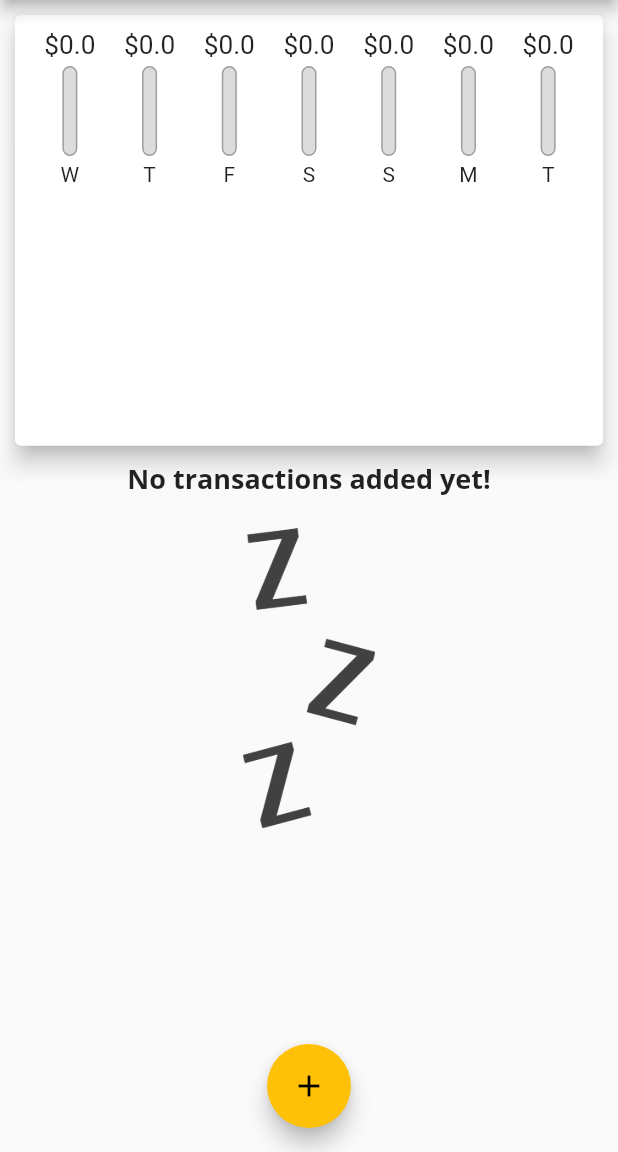
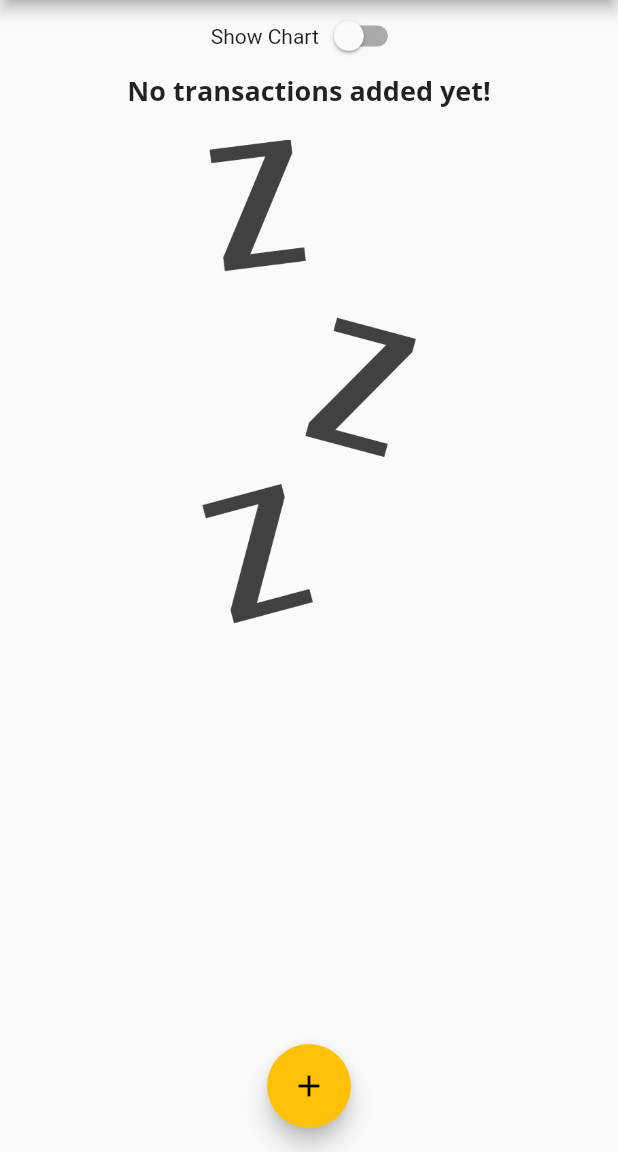
Before and after one commit to Samitti/Flutter-Expence-Planner, a Flutter app: the screen it shows after launch, on a phone screen of 412 x 824 dp, the part 84-1236 px from its top. Run offline on Flutter 3.47's test engine with Material 2 defaults, Android fonts, the phone set to English and light mode, and no system bars.

Commit message:
add swith for landscape mode

```diff
--- a/lib/main.dart
+++ b/lib/main.dart
@@ -1,4 +1,5 @@
 import 'package:flutter/material.dart';
+import 'package:flutter/services.dart';
 
 import './widgets/new_transactions.dart';
 import '../models/transaction.dart';
@@ -6,6 +7,11 @@ import './widgets/chart.dart';
 import './widgets/transaction_list.dart';
 
 void main() {
+  // WidgetsFlutterBinding.ensureInitialized();
+  // SystemChrome.setPreferredOrientations([
+  //   DeviceOrientation.portraitUp,
+  //   DeviceOrientation.portraitDown,
+  // ]);
   runApp(MyApp());
 }
 
@@ -47,12 +53,14 @@ class MyHomePage extends StatefulWidget {
 }
 
 class _MyHomePageState extends State<MyHomePage> {
+
   final List<Transaction> _userTransactions = [
     // Transaction(
     //     id: 't1', title: 'New Shoe', amount: 99.99, date: DateTime.now()),
     // Transaction(
     //     id: 't2', title: 'New Shirt', amount: 64.99, date: DateTime.now()),
   ];
+  bool _showChart = false;
 
   List<Transaction> get _recentTransactions {
     return _userTransactions.where((tx) {
@@ -117,18 +125,30 @@ class _MyHomePageState extends State<MyHomePage> {
           // mainAxisAlignment: MainAxisAlignment.spaceAround,
           crossAxisAlignment: CrossAxisAlignment.stretch,
           children: <Widget>[
+            Row(
+              mainAxisAlignment: MainAxisAlignment.center,
+              children: <Widget>[
+                Text('Show Chart'),
+                Switch(value: _showChart,
+                onChanged: (val) {
+                  setState(() {
+                    _showChart = val;
+                  });
+                },),
+              ],
+            ),
+            _showChart ? Container(
+              height: (MediaQuery.of(context).size.height -
+                      appBar.preferredSize.height -
+                      MediaQuery.of(context).padding.top) *
+                  0.7,
+              child: Chart(_recentTransactions),
+            ) :
             Container(
               height: (MediaQuery.of(context).size.height -
                       appBar.preferredSize.height -
                       MediaQuery.of(context).padding.top) *
-                  0.4,
-              child: Chart(_recentTransactions),
-            ),
-            Container(
-              height: (MediaQuery.of(context).size.height -
-                      appBar.preferredSize.height -
-                      MediaQuery.of(context).padding.top) *
-                  0.6,
+                  0.7,
               child: TransactionList(_userTransactions, _deleteTransaction),
             ),
           ],
--- a/lib/widgets/chart_bar.dart
+++ b/lib/widgets/chart_bar.dart
@@ -9,19 +9,21 @@ class ChartBar extends StatelessWidget {
 
   @override
   Widget build(BuildContext context) {
+    return LayoutBuilder(
+      builder: (ctx, constraints) {
         return Column(
           children: <Widget>[
             Container(
-          height: 20,
+              height: constraints.maxHeight * 0.15,
               child: FittedBox(
                 child: Text('\$$spendingAmount'),
               ),
             ),
             SizedBox(
-          height: 4,
+              height: constraints.maxHeight * 0.05,
             ),
             Container(
-          height: 60,
+              height: constraints.maxHeight * 0.6,
               width: 10,
               child: Stack(
                 children: <Widget>[
@@ -45,10 +47,17 @@ class ChartBar extends StatelessWidget {
               ),
             ),
             SizedBox(
-          height: 4,
+              height: constraints.maxHeight * 0.05,
             ),
-        Text(label),
+            Container(
+              height: constraints.maxHeight * 0.15,
+              child: FittedBox(
+                child: Text(label),
+              ),
+            ),
           ],
+        );
+      },
     );
   }
 }
--- a/lib/widgets/transaction_list.dart
+++ b/lib/widgets/transaction_list.dart
@@ -14,7 +14,8 @@ class TransactionList extends StatelessWidget {
     return Container(
       height: 450,
       child: transactions.isEmpty
-          ? Column(
+          ? LayoutBuilder(builder: (ctx, constraints) {
+            return  Column(
               children: <Widget>[
                 Text(
                   'No transactions added yet!',
@@ -24,14 +25,15 @@ class TransactionList extends StatelessWidget {
                   height: 20,
                 ),
                 Container(
-                  height: 200,
+                  height: constraints.maxHeight * 0.6,
                   child: Image.asset(
                     'assets/images/waiting.png',
                     fit: BoxFit.cover,
                   ),
                 )
               ],
-            )
+            );
+          },)
           : ListView.builder(
               itemBuilder: (ctx, index) {
                 return Card(
```
Lines whose indentation alone changed are shown as unchanged.
